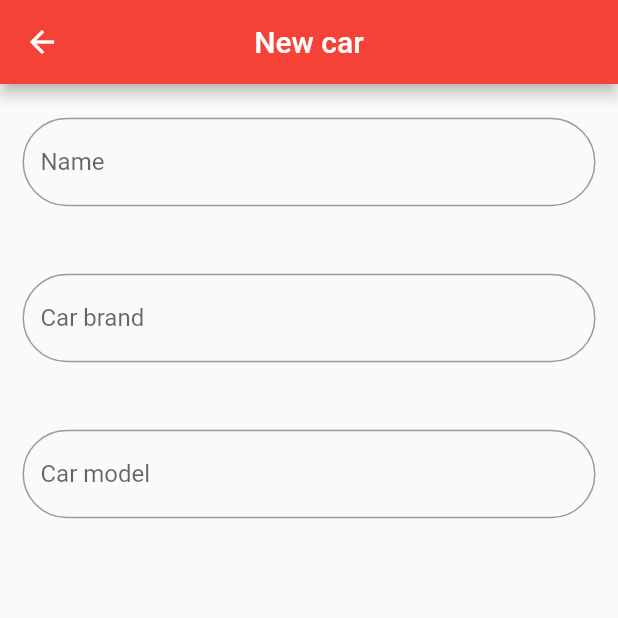
After one commit to Alexandru-D6/Electrike_pes, a Flutter app: the NewCarPage screen opened directly, on a phone screen of 412 x 824 dp, the top half of it. The commit adds this screen. Run offline on Flutter 3.47's test engine with Material 2 defaults, Android fonts, the phone set to English and light mode, and no system bars; our stand-ins replace flutter_map, latlong2; missing offline and left inert: flutter_map_marker_cluster, sign_button.

Commit message:
wip car form (new car)

```diff
--- a/lib/interficie/ctrl_presentation.dart
+++ b/lib/interficie/ctrl_presentation.dart
@@ -5,6 +5,7 @@ import 'package:flutter_project/interficie/page/favourites_page.dart';
 import 'package:flutter_project/interficie/page/garage_page.dart';
 import 'package:flutter_project/interficie/page/information_app_page.dart';
 import 'package:flutter_project/interficie/page/login_page.dart';
+import 'package:flutter_project/interficie/page/new_car_page.dart';
 import 'package:flutter_project/interficie/page/rewards_page.dart';
 import 'package:url_launcher/url_launcher.dart';
 
@@ -61,6 +62,12 @@ class CtrlPresentation {
     ));
   }
 
+  void toFormCar(BuildContext context) {
+    //Navigator.of(context).pop(); //sirve para que se cierre el menú al clicar a una nueva página
+    Navigator.of(context).push(MaterialPageRoute(
+    builder: (context) => const NewCarPage(),
+  ));}
+
   //USER INFO FUNCTIONS
   String? getCurrentUsername(){
     return null;
--- a/lib/interficie/page/garage_page.dart
+++ b/lib/interficie/page/garage_page.dart
@@ -15,7 +15,7 @@ class GaragePage extends StatelessWidget {
     List<List<String>> userCarList = ctrlPresentation.getCarsList();
     return Scaffold(
       backgroundColor: mPrimaryColor,
-      appBar: buildAppBar(),
+      appBar: buildAppBar(context),
       drawer: const NavigationDrawerWidget(),
       body: ListView.builder(
         itemCount: userCarList.length,
@@ -24,7 +24,7 @@ class GaragePage extends StatelessWidget {
     );
   }
 
-  AppBar buildAppBar() {
+  AppBar buildAppBar(BuildContext context) {
     return AppBar(
       backgroundColor: mPrimaryColor,
       elevation: 0,
@@ -35,7 +35,9 @@ class GaragePage extends StatelessWidget {
             Icons.add_circle_rounded,
             color: Colors.white,
           ),
-          onPressed: () {}, //TODO: form de nuevo coche
+          onPressed: (){
+            ctrlPresentation.toFormCar(context);
+             },
         )
       ],
     );
--- /dev/null
+++ b/lib/interficie/page/new_car_page.dart
@@ -0,0 +1,24 @@
+import 'package:flutter/material.dart';
+
+import '../widget/form_input.dart';
+
+
+class NewCarPage extends StatelessWidget {
+  const NewCarPage({Key? key}) : super(key: key);
+
+  @override
+  Widget build(BuildContext context) => Scaffold(
+    appBar: AppBar(
+      title: const Text('New car'), //TODO: TRANSLATOR
+      centerTitle: true,
+      backgroundColor: Colors.red,
+
+    ),
+    body:
+      Column(children: const <Widget>[
+        FormInput("Name"),
+        FormInput("Car brand"),
+        FormInput("Car model"),
+      ])
+  );
+}
--- /dev/null
+++ b/lib/interficie/widget/form_input.dart
@@ -0,0 +1,29 @@
+
+import 'package:flutter/material.dart';
+
+import '../ctrl_presentation.dart';
+
+CtrlPresentation ctrlPresentation = CtrlPresentation();
+
+class FormInput extends StatelessWidget {
+
+  const FormInput(this.fieldName, {Key? key}) : super(key: key);
+  final String fieldName;
+
+  @override
+  Widget build(BuildContext context) {
+    return Container(
+      padding: const EdgeInsets.all(15),
+      child: Form(child: Column(children: <Widget>[
+        const SizedBox(height: 7.5,),
+        TextFormField(
+          decoration: InputDecoration(
+              label: Text(fieldName),
+              border: const OutlineInputBorder(borderRadius: BorderRadius.all(Radius.circular(50)))
+          ),
+        ),
+        const SizedBox(height: 7.5,),
+      ])),
+    );
+  }
+}
```
